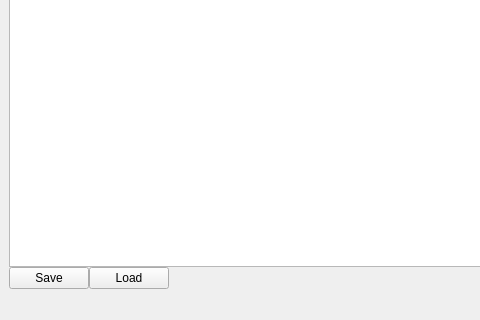
The window that RedHeadband/mainwindow.ui (another-available-username/ThatAppIWantedToMake) describes before a commit, drawn with Qt 5; both pictures show x 0 to 480 and y 280 to 600 of the 800 by 600 pixel window.
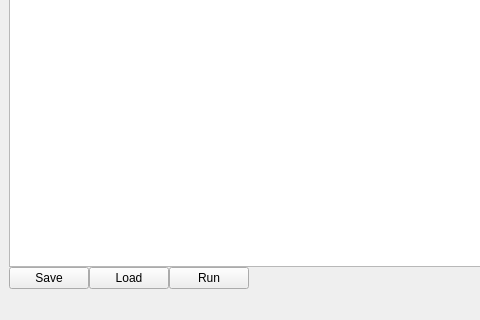
The same window after the commit.

Diff of the .ui file:
```diff
--- a/RedHeadband/mainwindow.ui
+++ b/RedHeadband/mainwindow.ui
@@ -39,6 +39,13 @@
           </property>
          </widget>
         </item>
+        <item>
+         <widget class="QPushButton" name="runButton">
+          <property name="text">
+           <string>Run</string>
+          </property>
+         </widget>
+        </item>
         <item>
          <spacer name="horizontalSpacer">
           <property name="orientation">
```
